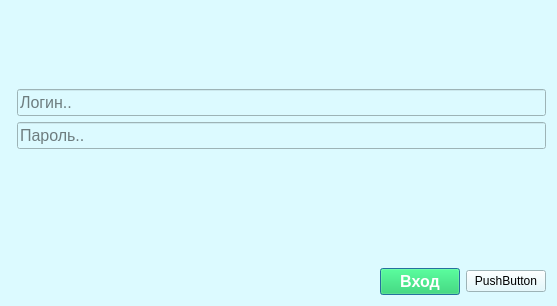
layxproud/FileManagerVega, file loginwindow.ui: the form before one commit.
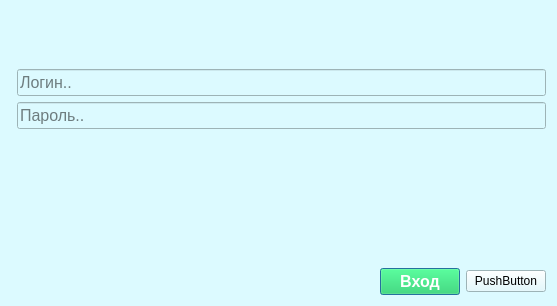
The form after the commit. Icons and pictures are not drawn.

Commit message: refactor: changed loading gif

Patch:
```diff
--- a/loginwindow.ui
+++ b/loginwindow.ui
@@ -66,6 +66,19 @@
        </property>
       </widget>
      </item>
+     <item>
+      <spacer name="horizontalSpacer_4">
+       <property name="orientation">
+        <enum>Qt::Horizontal</enum>
+       </property>
+       <property name="sizeHint" stdset="0">
+        <size>
+         <width>40</width>
+         <height>20</height>
+        </size>
+       </property>
+      </spacer>
+     </item>
      <item>
       <layout class="QHBoxLayout" name="horizontalLayout_4">
        <property name="topMargin">
@@ -88,8 +101,8 @@
         <widget class="QLabel" name="loadingLabel">
          <property name="minimumSize">
           <size>
-           <width>30</width>
-           <height>30</height>
+           <width>50</width>
+           <height>50</height>
           </size>
          </property>
          <property name="maximumSize">
```
The commit also changes 1 other file.
